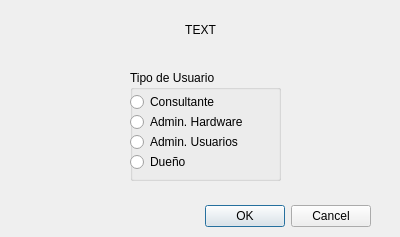
This is ClientApp/setrankdialog.ui in jpvindas11/LosM-sFritos_Arduinos as Qt 5 draws it before an edit. The edited form follows.
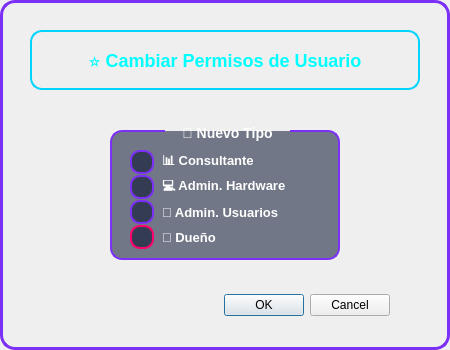
This is the edited form.

Commit message: Version temprana de nuevo look de la app

What changed in the file:
```diff
--- a/ClientApp/setrankdialog.ui
+++ b/ClientApp/setrankdialog.ui
@@ -6,20 +6,200 @@
    <rect>
     <x>0</x>
     <y>0</y>
-    <width>400</width>
-    <height>237</height>
+    <width>450</width>
+    <height>350</height>
    </rect>
   </property>
   <property name="windowTitle">
-   <string>Dialog</string>
+   <string>⭐ Cambiar Permisos</string>
+  </property>
+  <property name="styleSheet">
+   <string notr="true">/* ============================================
+   DIÁLOGO CAMBIAR RANGO - TEMA NEÓN CYBERPUNK
+   ============================================ */
+
+QDialog {
+    background: qlineargradient(x1:0, y1:0, x2:1, y2:1,
+                                stop:0 #0a0e27, stop:0.5 #16213e, stop:1 #0a0e27);
+    border: 3px solid #7b2ff7;
+    border-radius: 15px;
+}
+
+/* ============================================
+   LABEL INFO
+   ============================================ */
+
+QLabel#label_info {
+    color: #00ffff;
+    font-size: 18px;
+    font-weight: bold;
+    font-family: 'Segoe UI', Arial, sans-serif;
+    background: qlineargradient(x1:0, y1:0, x2:1, y2:0,
+                                stop:0 rgba(123, 47, 247, 150),
+                                stop:0.5 rgba(0, 212, 255, 150),
+                                stop:1 rgba(255, 0, 110, 150));
+    border: 2px solid #00d4ff;
+    border-radius: 12px;
+    padding: 12px;
+}
+
+/* ============================================
+   GROUPBOX - TIPO DE USUARIO
+   ============================================ */
+
+QGroupBox {
+    background: rgba(26, 35, 62, 150);
+    border: 2px solid #7b2ff7;
+    border-radius: 12px;
+    color: #00ffff;
+    font-size: 14px;
+    font-weight: bold;
+    font-family: 'Segoe UI', Arial, sans-serif;
+    padding-top: 25px;
+    margin-top: 10px;
+}
+
+QGroupBox::title {
+    subcontrol-origin: margin;
+    subcontrol-position: top center;
+    padding: 5px 15px;
+    background: qlineargradient(x1:0, y1:0, x2:1, y2:0,
+                                stop:0 #7b2ff7, stop:1 #00d4ff);
+    border-radius: 8px;
+    color: white;
+}
+
+/* ============================================
+   RADIO BUTTONS
+   ============================================ */
+
+QRadioButton {
+    color: #ffffff;
+    font-size: 13px;
+    font-weight: bold;
+    font-family: 'Segoe UI', Arial, sans-serif;
+    spacing: 8px;
+    padding: 5px;
+}
+
+QRadioButton::indicator {
+    width: 20px;
+    height: 20px;
+    border: 2px solid #7b2ff7;
+    border-radius: 10px;
+    background: rgba(26, 35, 62, 180);
+}
+
+QRadioButton::indicator:hover {
+    border: 2px solid #00d4ff;
+    background: rgba(26, 35, 62, 220);
+    box-shadow: 0 0 10px rgba(0, 212, 255, 0.5);
+}
+
+QRadioButton::indicator:checked {
+    background: qradialgradient(cx:0.5, cy:0.5, radius:0.5,
+                                fx:0.5, fy:0.5,
+                                stop:0 #00ffff, stop:0.5 #00d4ff, stop:1 #7b2ff7);
+    border: 2px solid #00ffff;
+    box-shadow: 0 0 15px rgba(0, 255, 255, 0.8);
+}
+
+QRadioButton:hover {
+    color: #00ffff;
+}
+
+QRadioButton:checked {
+    color: #00ffff;
+}
+
+/* Radio Button Dueño con estilo especial */
+QRadioButton#radioButton_o::indicator {
+    border: 2px solid #ff006e;
+}
+
+QRadioButton#radioButton_o::indicator:checked {
+    background: qradialgradient(cx:0.5, cy:0.5, radius:0.5,
+                                fx:0.5, fy:0.5,
+                                stop:0 #ff006e, stop:0.5 #ff4499, stop:1 #7b2ff7);
+    border: 2px solid #ff006e;
+    box-shadow: 0 0 15px rgba(255, 0, 110, 0.8);
+}
+
+/* ============================================
+   DIALOG BUTTON BOX
+   ============================================ */
+
+QDialogButtonBox {
+    background: transparent;
+}
+
+QDialogButtonBox QPushButton[text="OK"],
+QDialogButtonBox QPushButton[text="Aceptar"] {
+    background: qlineargradient(x1:0, y1:0, x2:1, y2:0,
+                                stop:0 #00d4ff, stop:1 #7b2ff7);
+    border: 2px solid #00d4ff;
+    border-radius: 12px;
+    padding: 12px 30px;
+    color: white;
+    font-size: 14px;
+    font-weight: bold;
+    font-family: 'Segoe UI', Arial, sans-serif;
+    min-width: 120px;
+    min-height: 40px;
+}
+
+QDialogButtonBox QPushButton[text="OK"]:hover,
+QDialogButtonBox QPushButton[text="Aceptar"]:hover {
+    background: qlineargradient(x1:0, y1:0, x2:1, y2:0,
+                                stop:0 #00e5ff, stop:1 #9351ff);
+    box-shadow: 0 0 25px rgba(0, 212, 255, 0.8);
+}
+
+QDialogButtonBox QPushButton[text="OK"]:pressed,
+QDialogButtonBox QPushButton[text="Aceptar"]:pressed {
+    background: qlineargradient(x1:0, y1:0, x2:1, y2:0,
+                                stop:0 #00a8cc, stop:1 #6020dd);
+    padding-top: 14px;
+    padding-bottom: 10px;
+}
+
+QDialogButtonBox QPushButton[text="Cancel"],
+QDialogButtonBox QPushButton[text="Cancelar"] {
+    background: qlineargradient(x1:0, y1:0, x2:1, y2:0,
+                                stop:0 #ff006e, stop:1 #ff4444);
+    border: 2px solid #ff006e;
+    border-radius: 12px;
+    padding: 12px 30px;
+    color: white;
+    font-size: 14px;
+    font-weight: bold;
+    font-family: 'Segoe UI', Arial, sans-serif;
+    min-width: 120px;
+    min-height: 40px;
+}
+
+QDialogButtonBox QPushButton[text="Cancel"]:hover,
+QDialogButtonBox QPushButton[text="Cancelar"]:hover {
+    background: qlineargradient(x1:0, y1:0, x2:1, y2:0,
+                                stop:0 #ff1a7a, stop:1 #ff6666);
+    box-shadow: 0 0 25px rgba(255, 0, 110, 0.8);
+}
+
+QDialogButtonBox QPushButton[text="Cancel"]:pressed,
+QDialogButtonBox QPushButton[text="Cancelar"]:pressed {
+    background: qlineargradient(x1:0, y1:0, x2:1, y2:0,
+                                stop:0 #cc0058, stop:1 #cc3333);
+    padding-top: 14px;
+    padding-bottom: 10px;
+}</string>
   </property>
   <widget class="QDialogButtonBox" name="buttonBox">
    <property name="geometry">
     <rect>
-     <x>30</x>
-     <y>200</y>
-     <width>341</width>
-     <height>32</height>
+     <x>60</x>
+     <y>280</y>
+     <width>330</width>
+     <height>50</height>
     </rect>
    </property>
    <property name="orientation">
@@ -32,14 +212,14 @@
   <widget class="QLabel" name="label_info">
    <property name="geometry">
     <rect>
-     <x>5</x>
-     <y>20</y>
-     <width>391</width>
-     <height>20</height>
+     <x>30</x>
+     <y>30</y>
+     <width>390</width>
+     <height>60</height>
     </rect>
    </property>
    <property name="text">
-    <string>TEXT</string>
+    <string>⭐ Cambiar Permisos de Usuario</string>
    </property>
    <property name="alignment">
     <set>Qt::AlignCenter</set>
@@ -48,14 +228,14 @@
   <widget class="QGroupBox" name="groupBox_usertype">
    <property name="geometry">
     <rect>
-     <x>130</x>
-     <y>70</y>
-     <width>151</width>
-     <height>111</height>
+     <x>110</x>
+     <y>120</y>
+     <width>230</width>
+     <height>140</height>
     </rect>
    </property>
    <property name="title">
-    <string>Tipo de Usuario</string>
+    <string>👥 Nuevo Tipo</string>
    </property>
    <property name="flat">
     <bool>false</bool>
@@ -66,53 +246,53 @@
    <widget class="QRadioButton" name="radioButton_c">
     <property name="geometry">
      <rect>
-      <x>0</x>
-      <y>20</y>
-      <width>121</width>
+      <x>15</x>
+      <y>30</y>
+      <width>200</width>
       <height>24</height>
      </rect>
     </property>
     <property name="text">
-     <string>Consultante</string>
+     <string>📊 Consultante</string>
     </property>
    </widget>
    <widget class="QRadioButton" name="radioButton_h">
     <property name="geometry">
      <rect>
-      <x>0</x>
-      <y>40</y>
-      <width>141</width>
+      <x>15</x>
+      <y>55</y>
+      <width>200</width>
       <height>24</height>
      </rect>
     </property>
     <property name="text">
-     <string>Admin. Hardware</string>
-    </property>
-   </widget>
-   <widget class="QRadioButton" name="radioButton_o">
-    <property name="geometry">
-     <rect>
-      <x>0</x>
-      <y>80</y>
-      <width>141</width>
-      <height>24</height>
-     </rect>
-    </property>
-    <property name="text">
-     <string>Dueño</string>
+     <string>💻 Admin. Hardware</string>
     </property>
    </widget>
    <widget class="QRadioButton" name="radioButton_u">
     <property name="geometry">
      <rect>
-      <x>0</x>
-      <y>60</y>
-      <width>141</width>
+      <x>15</x>
+      <y>80</y>
+      <width>200</width>
       <height>24</height>
      </rect>
     </property>
     <property name="text">
-     <string>Admin. Usuarios</string>
+     <string>👥 Admin. Usuarios</string>
+    </property>
+   </widget>
+   <widget class="QRadioButton" name="radioButton_o">
+    <property name="geometry">
+     <rect>
+      <x>15</x>
+      <y>105</y>
+      <width>200</width>
+      <height>24</height>
+     </rect>
+    </property>
+    <property name="text">
+     <string>👑 Dueño</string>
     </property>
    </widget>
   </widget>
```
Left out of the diff: 16 changed lines with no effect on the pictures. The commit also changes 18 other files.
